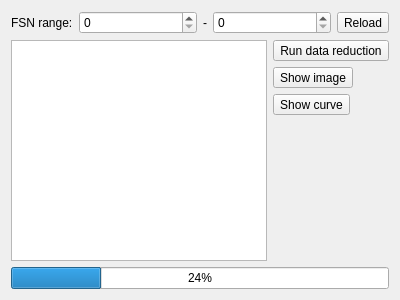
This is cct/qtgui2/listing/headerview.ui in awacha/cct as Qt 5 draws it before an edit. The edited form follows.
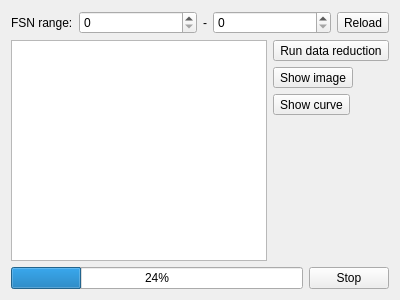
This is the edited form. Icons and pictures are not drawn.

Patch:
```diff
--- a/cct/qtgui2/listing/headerview.ui
+++ b/cct/qtgui2/listing/headerview.ui
@@ -183,11 +183,26 @@
     </layout>
    </item>
    <item>
+    <layout class="QHBoxLayout" name="horizontalLayout_3">
+     <item>
     <widget class="QProgressBar" name="progressBar">
      <property name="value">
       <number>24</number>
      </property>
     </widget>
+     </item>
+     <item>
+      <widget class="QPushButton" name="stopPushButton">
+       <property name="text">
+        <string>Stop</string>
+       </property>
+       <property name="icon">
+        <iconset resource="../../resource/icons/icons.qrc">
+         <normaloff>:/icons/stop.svg</normaloff>:/icons/stop.svg</iconset>
+       </property>
+      </widget>
+     </item>
+    </layout>
    </item>
   </layout>
  </widget>
```
Left out of the diff: 2 changed lines with no effect on the pictures. Lines whose indentation alone changed are shown as unchanged.
